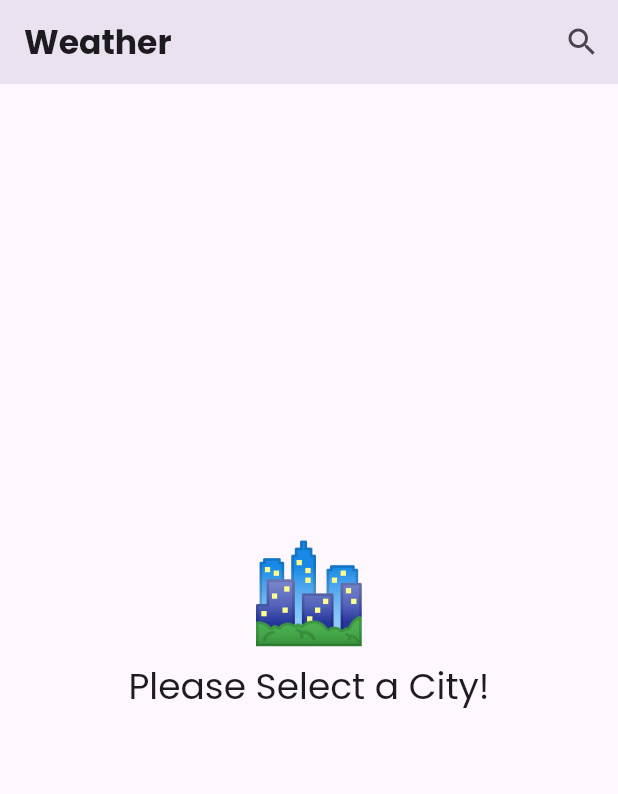
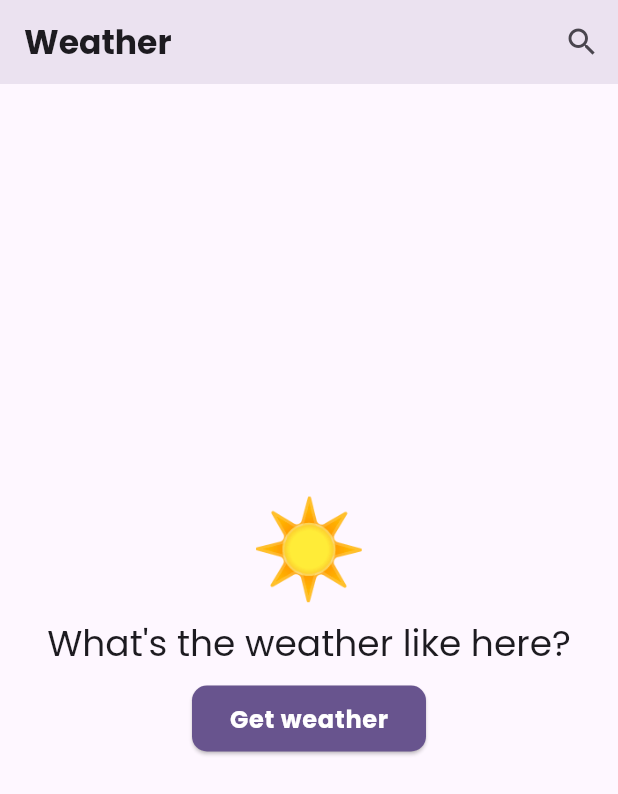
Before and after one commit to bijithpn/weather_app, a Flutter app: the screen it shows after launch, on a phone screen of 412 x 824 dp. Shown: the top 794 px of the screen. Run offline on Flutter 3.47's test engine with Material 3 defaults, Android fonts, the phone set to English and light mode, and no system bars; our stand-ins replace dio, equatable, flutter_bloc, geocoding, geolocator, google_fonts and 1 more.

Commit message:
user location permission added for weather details

```diff
--- a/lib/src/view/weather/weather.dart
+++ b/lib/src/view/weather/weather.dart
@@ -1,11 +1,34 @@
 import 'package:flutter/material.dart';
 import 'package:weather_app/src/cubit/weather_cubit.dart';
 import 'package:flutter_bloc/flutter_bloc.dart';
+import 'package:weather_app/src/data/services/location_service.dart';
 import '../search/search.dart';
 import 'widgets/widgets.dart';
 
-class WeatherPage extends StatelessWidget {
+class WeatherPage extends StatefulWidget {
   const WeatherPage({super.key});
+
+  @override
+  State<WeatherPage> createState() => _WeatherPageState();
+}
+
+class _WeatherPageState extends State<WeatherPage> {
+  @override
+  void initState() {
+    fetchUserLocationData();
+    super.initState();
+  }
+
+  void fetchUserLocationData() async {
+    final position = await LocationService().requestAndGetLocation(context);
+    if (position != null) {
+      if (mounted) {
+        context.read<WeatherCubit>().fetchWeatherWithLatLng(
+            position.latitude, position.longitude, null);
+      }
+    }
+  }
+
   @override
   Widget build(BuildContext context) {
     return Scaffold(
--- a/lib/src/view/weather/widgets/weather_empty.dart
+++ b/lib/src/view/weather/widgets/weather_empty.dart
@@ -1,4 +1,8 @@
 import 'package:flutter/material.dart';
+import 'package:flutter_bloc/flutter_bloc.dart';
+import 'package:weather_app/src/data/services/location_service.dart';
+
+import '../../../cubit/weather_cubit.dart';
 
 class WeatherEmpty extends StatelessWidget {
   const WeatherEmpty({super.key});
@@ -9,10 +13,39 @@ class WeatherEmpty extends StatelessWidget {
     return Column(
       mainAxisSize: MainAxisSize.min,
       children: [
-        const Text('🏙️', style: TextStyle(fontSize: 64)),
+        const Text('☀️', style: TextStyle(fontSize: 64)),
         Text(
-          'Please Select a City!',
+          "What's the weather like here?",
           style: theme.textTheme.headlineSmall,
+        ),
+        const SizedBox(height: 10),
+        ElevatedButton(
+          style: ElevatedButton.styleFrom(
+            padding: const EdgeInsets.symmetric(horizontal: 25, vertical: 10),
+            backgroundColor: theme.primaryColor,
+            shape: RoundedRectangleBorder(
+              borderRadius: BorderRadius.circular(10),
+            ),
+          ),
+          onPressed: () async {
+            final position =
+                await LocationService().requestAndGetLocation(context);
+            if (position != null) {
+              if (context.mounted) {
+                context.read<WeatherCubit>().fetchWeatherWithLatLng(
+                    position.latitude, position.longitude, null);
+              }
+            }
+          },
+          child: Text(
+            'Get weather',
+            style: theme.textTheme.bodyLarge!.copyWith(
+              fontWeight: FontWeight.bold,
+              color: theme.primaryColor.computeLuminance() > 0.5
+                  ? Colors.black
+                  : Colors.white,
+            ),
+          ),
         ),
       ],
     );
--- a/pubspec.yaml
+++ b/pubspec.yaml
@@ -39,6 +39,9 @@ dependencies:
   flutter_bloc: ^8.1.6
   google_fonts: ^6.2.1
   intl: ^0.19.0
+  geolocator: ^13.0.2
+  permission_handler: ^11.3.1
+  geocoding: ^3.0.0
 
 dev_dependencies:
   flutter_test:
```
Also changed, not shown: lib/src/core/utils/user_notification.dart (+7 -5 lines), lib/src/cubit/weather_cubit.dart (+12 -12 lines), lib/src/data/repositories/weather_repository.dart (+64 -26 lines), lib/src/data/services/location_service.dart (added, +88 -0 lines), pubspec.lock, 3 other files.
